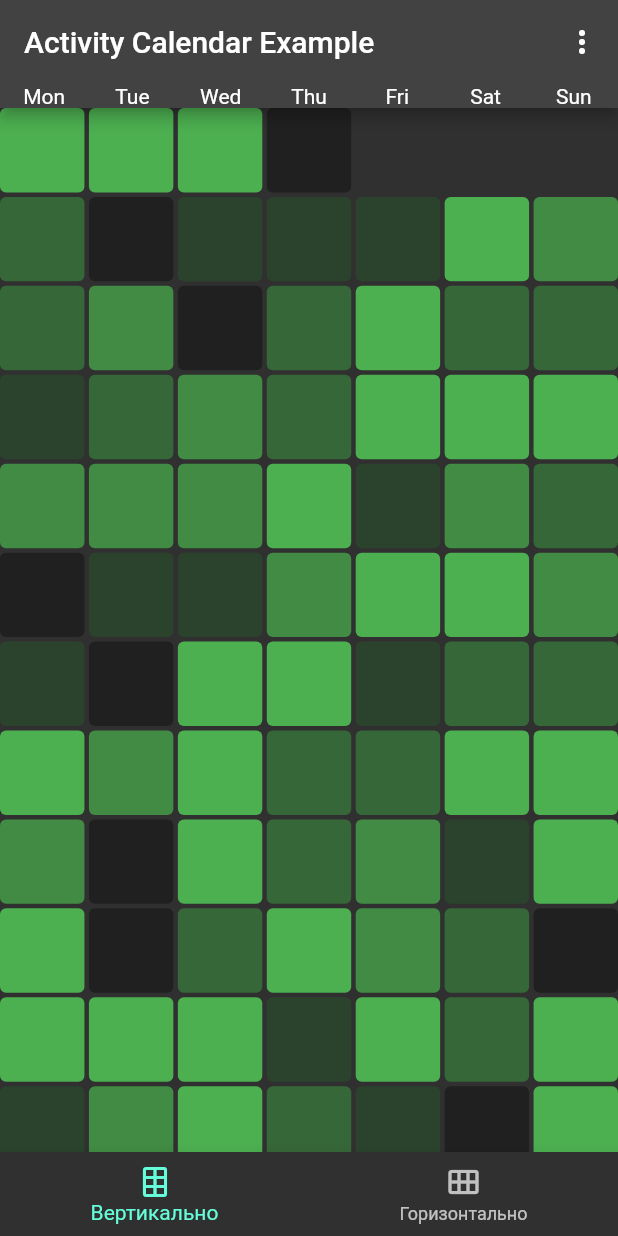
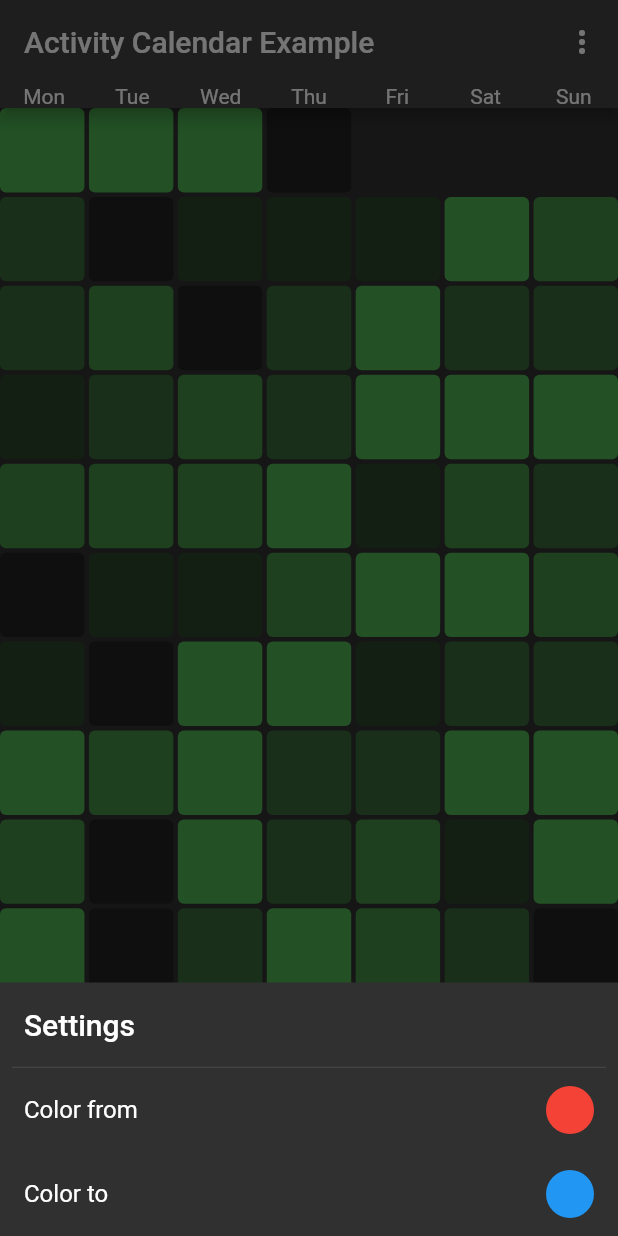
Before and after one commit to Vorkytaka/activity_calendar, a Flutter app: the screen it shows after launch, after a tap on the "more vert" icon, on a phone screen of 412 x 824 dp. Run offline on Flutter 3.47's test engine with Material 2 defaults, Android fonts, the phone set to English and light mode, and no system bars.

Commit message:
• Base for settings dialog

```diff
--- a/example/lib/main.dart
+++ b/example/lib/main.dart
@@ -27,12 +27,66 @@ class ExampleApp extends StatelessWidget {
       title: 'Activity Calendar Example',
       themeMode: ThemeMode.dark,
       darkTheme: ThemeData.dark(),
-      home: Scaffold(
+      home: Builder(
+        builder: (context) => Scaffold(
           appBar: AppBar(
             title: const Text('Activity Calendar Example'),
             centerTitle: false,
             actions: [
-            PopupMenuButton(itemBuilder: (context) => []),
+              IconButton(
+                icon: Icon(Icons.adaptive.more),
+                // tooltip: MaterialLocalizations.of(context).showMenuTooltip,
+                onPressed: () {
+                  showModalBottomSheet(
+                    context: context,
+                    isScrollControlled: true,
+                    builder: (context) => Column(
+                      mainAxisSize: MainAxisSize.min,
+                      children: [
+                        ListTile(
+                          title: Text(
+                            'Settings',
+                            style: Theme.of(context).textTheme.headline6,
+                          ),
+                        ),
+                        const Divider(
+                          height: 1,
+                          indent: 8,
+                          endIndent: 8,
+                        ),
+                        ListTile(
+                          title: const Text('Color from'),
+                          onTap: () {},
+                          trailing: Container(
+                            width: 32,
+                            height: 32,
+                            decoration: const BoxDecoration(
+                              borderRadius: BorderRadius.all(
+                                Radius.circular(32),
+                              ),
+                              color: Colors.red,
+                            ),
+                          ),
+                        ),
+                        ListTile(
+                          title: const Text('Color to'),
+                          onTap: () {},
+                          trailing: Container(
+                            width: 32,
+                            height: 32,
+                            decoration: const BoxDecoration(
+                              borderRadius: BorderRadius.all(
+                                Radius.circular(32),
+                              ),
+                              color: Colors.blue,
+                            ),
+                          ),
+                        ),
+                      ],
+                    ),
+                  );
+                },
+              ),
             ],
             bottom: PreferredSize(
               child: Row(
@@ -70,10 +124,12 @@ class ExampleApp extends StatelessWidget {
             ],
           ),
         ),
+      ),
     );
   }
 
   static final r = Random();
 
-  static List<int> rl() => List.generate(365, (index) => r.nextInt(10));
+  static List<int> rl([int length = 365]) =>
+      List.generate(length, (index) => r.nextInt(10));
 }
```
Lines whose indentation alone changed are shown as unchanged.
